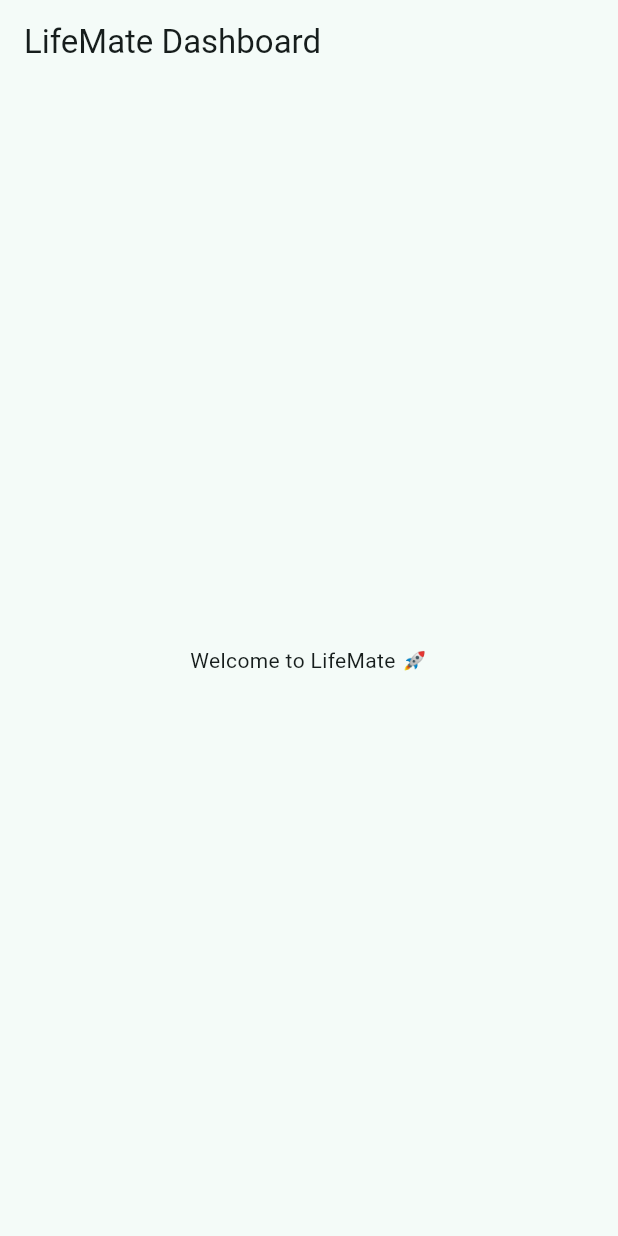
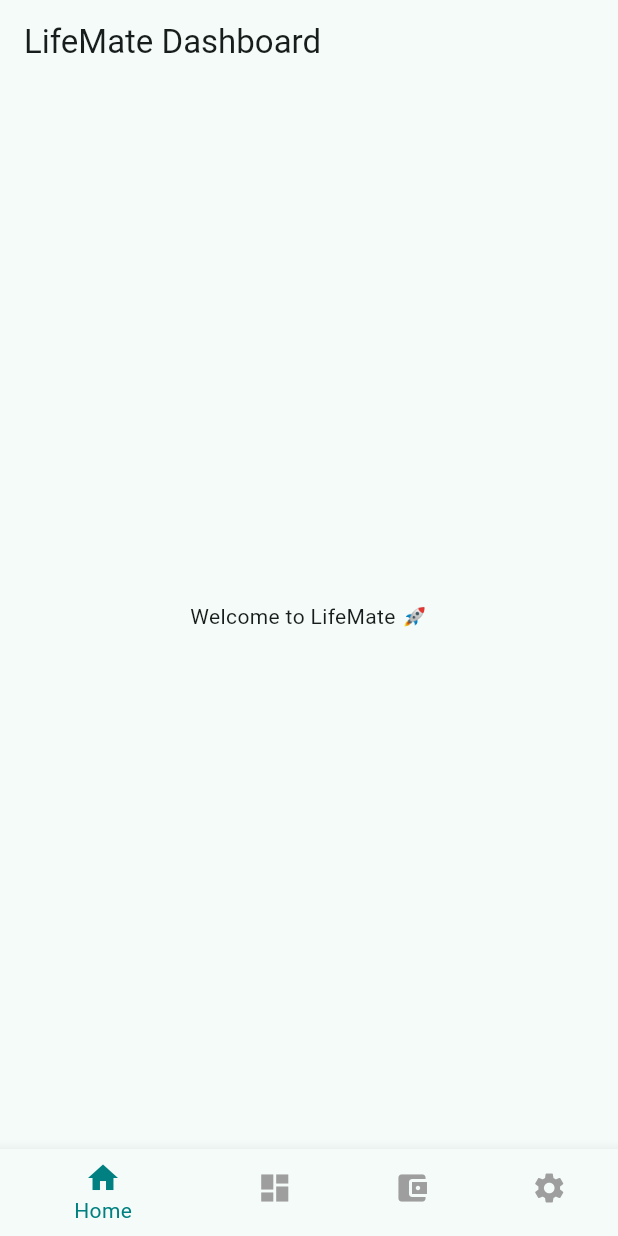
Before and after one commit to Saifudheenpv/lifemate-app, a Flutter app: the screen it shows after launch, on a phone screen of 412 x 824 dp. Run offline on Flutter 3.47's test engine with Material 3 defaults, Android fonts, the light colour scheme and no system bars.

Commit message:
Day 2: Added BottomNavigationBar and screen setup

```diff
--- a/lib/app.dart
+++ b/lib/app.dart
@@ -1,8 +1,32 @@
 import 'package:flutter/material.dart';
 import 'features/home/home_screen.dart';
+import 'features/dashboard/dashboard_screen.dart';
+import 'features/finance/finance_screen.dart';      // FinanceScreen
+import 'features/settings/settings_screen.dart';    // SettingsScreen
+import 'features/navigation/bottom_nav.dart';
 
-class LifeMateApp extends StatelessWidget {
+class LifeMateApp extends StatefulWidget {
   const LifeMateApp({super.key});
+
+  @override
+  State<LifeMateApp> createState() => _LifeMateAppState();
+}
+
+class _LifeMateAppState extends State<LifeMateApp> {
+  int _selectedIndex = 0;
+
+  final List<Widget> _screens = [
+    const HomeScreen(),
+    const DashboardScreen(),
+    const FinanceScreen(),     // Use FinanceScreen here
+    const SettingsScreen(),    // Use SettingsScreen here
+  ];
+
+  void _onItemTapped(int index) {
+    setState(() {
+      _selectedIndex = index;
+    });
+  }
 
   @override
   Widget build(BuildContext context) {
@@ -13,7 +37,13 @@ class LifeMateApp extends StatelessWidget {
         colorScheme: ColorScheme.fromSeed(seedColor: Colors.teal),
         useMaterial3: true,
       ),
-      home: const HomeScreen(),
+      home: Scaffold(
+        body: _screens[_selectedIndex],
+        bottomNavigationBar: BottomNav(
+          currentIndex: _selectedIndex,
+          onTap: _onItemTapped,
+        ),
+      ),
     );
   }
 }
--- /dev/null
+++ b/lib/core/constants/colors.dart
@@ -0,0 +1,9 @@
+import 'package:flutter/material.dart';
+
+class AppColors {
+  static const Color primary = Color(0xFF008080); // Teal or your brand color
+  static const Color secondary = Color(0xFF004D40);
+  static const Color background = Color(0xFFF5F5F5);
+  static const Color textPrimary = Color(0xFF212121);
+  static const Color textSecondary = Color(0xFF757575);
+}
--- /dev/null
+++ b/lib/features/navigation/bottom_nav.dart
@@ -0,0 +1,30 @@
+import 'package:flutter/material.dart';
+import '../../core/constants/colors.dart';
+import '../home/home_screen.dart';
+import '../dashboard/dashboard_screen.dart';
+import '../finance/finance_screen.dart';
+import '../settings/settings_screen.dart';
+
+class BottomNav extends StatelessWidget {
+  final int currentIndex;
+  final Function(int) onTap;
+
+  const BottomNav({Key? key, required this.currentIndex, required this.onTap}) : super(key: key);
+
+  @override
+  Widget build(BuildContext context) {
+    return BottomNavigationBar(
+  currentIndex: currentIndex,
+  onTap: onTap,
+  selectedItemColor: AppColors.primary,   // Use your custom primary color here
+  unselectedItemColor: Colors.grey,       // You can keep this or customize too
+  items: const [
+    BottomNavigationBarItem(icon: Icon(Icons.home), label: 'Home'),
+    BottomNavigationBarItem(icon: Icon(Icons.dashboard), label: 'Dashboard'),
+    BottomNavigationBarItem(icon: Icon(Icons.account_balance_wallet), label: 'Finance'),
+    BottomNavigationBarItem(icon: Icon(Icons.settings), label: 'Settings'),
+  ],
+);
+
+  }
+}
```
Also changed, not shown: lib/features/dashboard/dashboard_screen.dart (added, +12 -0 lines), lib/features/finance/finance_screen.dart (added, +12 -0 lines), lib/features/settings/settings_screen.dart (added, +12 -0 lines).
